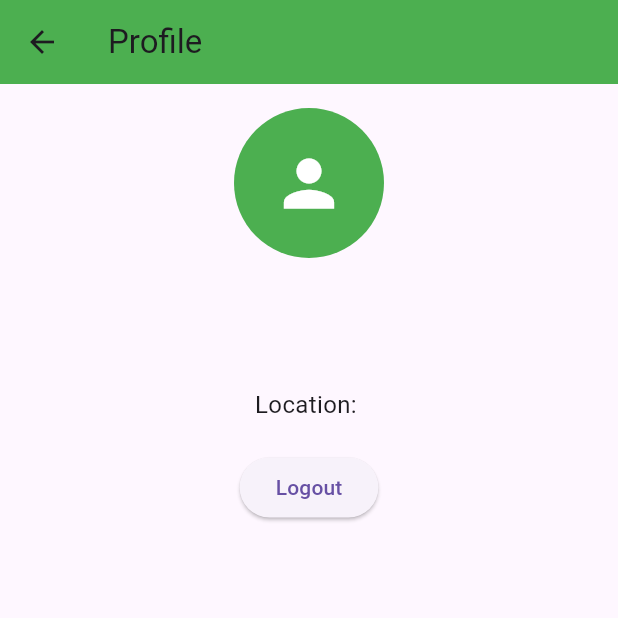
After one commit to JMJ10/ecopulse_local, a Flutter app: the ProfileScreen screen opened directly, on a phone screen of 412 x 824 dp, the top half of it. The commit adds this screen. Run offline on Flutter 3.47's test engine with Material 3 defaults, Android fonts, the phone set to English and light mode, and no system bars; our stand-ins replace google_fonts, shared_preferences; accounts and stored records are empty.

Commit message:
user profile view basic

```diff
--- /dev/null
+++ b/lib/profile_screen.dart
@@ -0,0 +1,55 @@
+import 'package:flutter/material.dart';
+import 'package:provider/provider.dart';
+import 'package:ecopulse_local/providers/user_provider.dart';
+
+class ProfileScreen extends StatelessWidget {
+  @override
+  Widget build(BuildContext context) {
+    final user = Provider.of<UserProvider>(context).user;
+
+    return Scaffold(
+      appBar: AppBar(
+        title: Text('Profile'),
+        backgroundColor: Colors.green,
+      ),
+      body: Padding(
+        padding: const EdgeInsets.all(16.0),
+        child: Align(
+          alignment: Alignment.center,
+          child: Column(
+          crossAxisAlignment: CrossAxisAlignment.center,
+          children: [
+            CircleAvatar(
+              radius: 50,
+              backgroundColor: Colors.green,
+              child: Icon(Icons.person, size: 50, color: Colors.white),
+            ),
+            SizedBox(height: 16),
+            Text(
+              user.name, // Fetching name from user provider
+              style: TextStyle(fontSize: 22, fontWeight: FontWeight.bold),
+            ),
+            SizedBox(height: 8),
+            Text(
+              user.email,
+              style: TextStyle(fontSize: 16, color: Colors.grey),
+            ),
+            SizedBox(height: 8),
+            Text(
+              "Location: ${user.location}",
+              style: TextStyle(fontSize: 16),
+            ),
+            SizedBox(height: 20),
+            ElevatedButton(
+              onPressed: () {
+                // Implement Logout Functionality
+              },
+              child: Text('Logout'),
+            ),
+          ],
+        ),
+        ),
+        ),
+      );
+  }
+}
--- a/lib/services/auth_services.dart
+++ b/lib/services/auth_services.dart
@@ -83,7 +83,7 @@ class AuthService {
 }
 
 
-  void getUser(BuildContext context) async {
+   getUser(BuildContext context) async {
     try {
       var userProvider=Provider.of<UserProvider>(context,listen:false);
       SharedPreferences prefs = await SharedPreferences.getInstance();
```
Also changed, not shown: lib/dashboard_screen.dart (+30 -1 lines).
